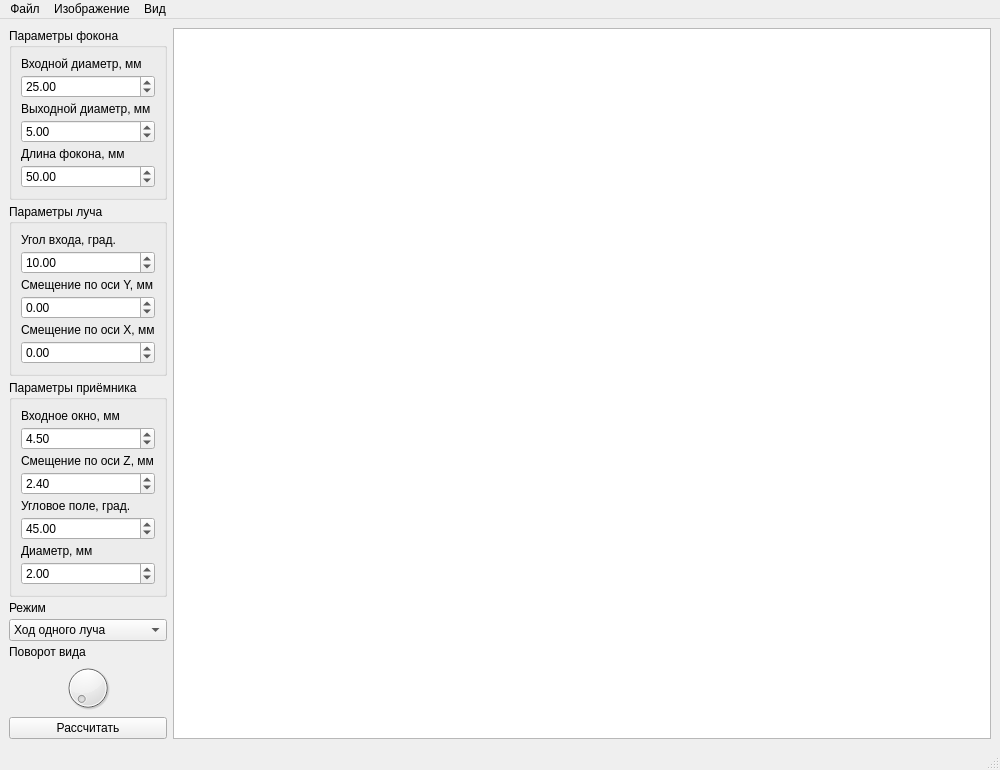
Before: the Qt Designer form mainwindow.ui in cool-palace/Focon, drawn with Qt 5.
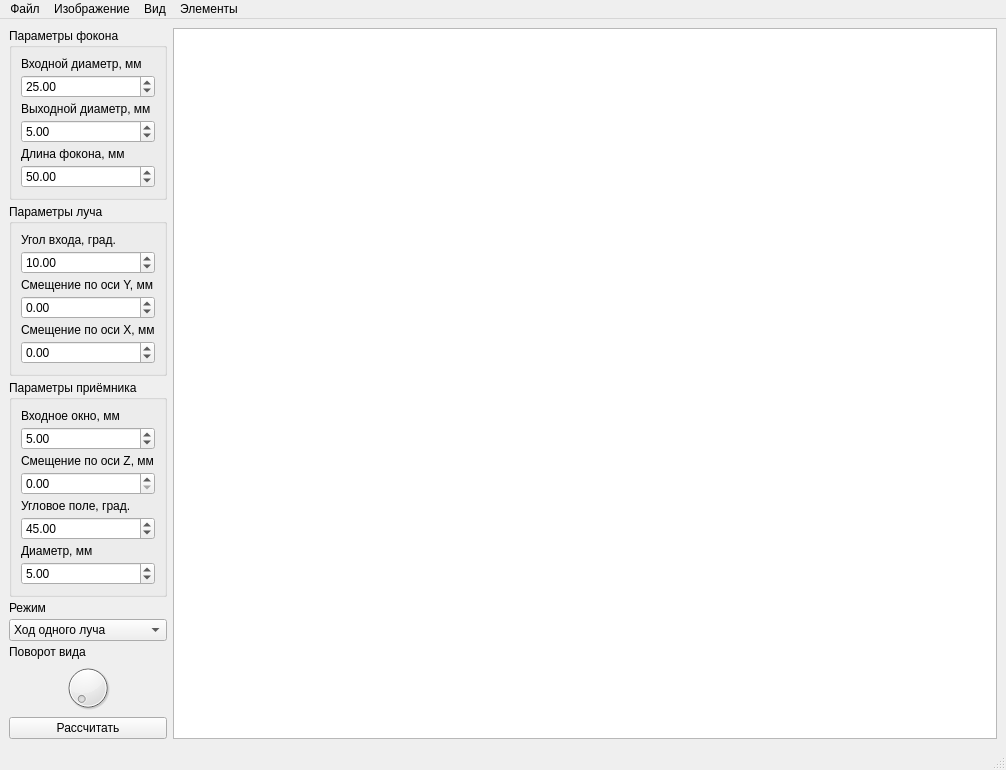
After: the same form once the commit is applied.

Patch:
```diff
--- a/mainwindow.ui
+++ b/mainwindow.ui
@@ -6,7 +6,7 @@
    <rect>
     <x>0</x>
     <y>0</y>
-    <width>1000</width>
+    <width>1006</width>
     <height>762</height>
    </rect>
   </property>
@@ -235,7 +235,7 @@
            <item row="7" column="0">
             <widget class="QDoubleSpinBox" name="d_det">
              <property name="value">
-              <double>2.000000000000000</double>
+              <double>5.000000000000000</double>
              </property>
             </widget>
            </item>
@@ -283,13 +283,13 @@
               <double>2.000000000000000</double>
              </property>
              <property name="maximum">
-              <double>10.000000000000000</double>
+              <double>25.000000000000000</double>
              </property>
              <property name="singleStep">
               <double>0.100000000000000</double>
              </property>
              <property name="value">
-              <double>4.500000000000000</double>
+              <double>5.000000000000000</double>
              </property>
             </widget>
            </item>
@@ -302,7 +302,7 @@
               <double>0.100000000000000</double>
              </property>
              <property name="value">
-              <double>2.400000000000000</double>
+              <double>0.000000000000000</double>
              </property>
             </widget>
            </item>
@@ -428,7 +428,7 @@
     <rect>
      <x>0</x>
      <y>0</y>
-     <width>1000</width>
+     <width>1006</width>
      <height>20</height>
     </rect>
    </property>
@@ -451,9 +451,20 @@
     </property>
     <addaction name="night_mode"/>
    </widget>
+   <widget class="QMenu" name="menu_4">
+    <property name="title">
+     <string>Элементы</string>
+    </property>
+    <addaction name="lens"/>
+    <addaction name="separator"/>
+    <addaction name="Hamamatsu_G12180_005A"/>
+    <addaction name="Hamamatsu_G12180_010A"/>
+    <addaction name="Hamamatsu_G12180_020A"/>
+   </widget>
    <addaction name="menu"/>
    <addaction name="menu_2"/>
    <addaction name="menu_3"/>
+   <addaction name="menu_4"/>
   </widget>
   <action name="load">
    <property name="text">
```
Left out of the diff: 83 changed lines with no effect on the pictures.
